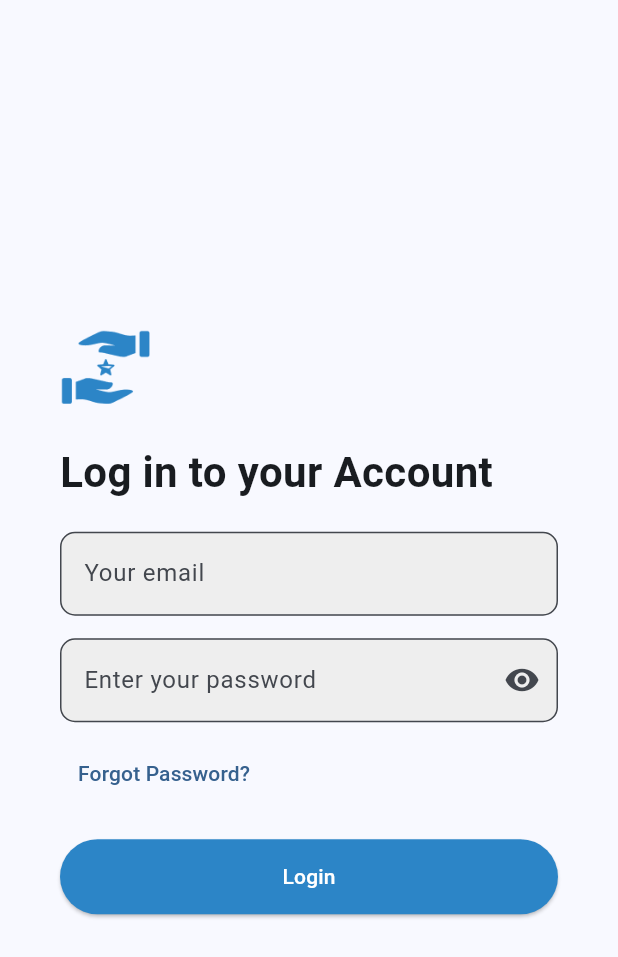
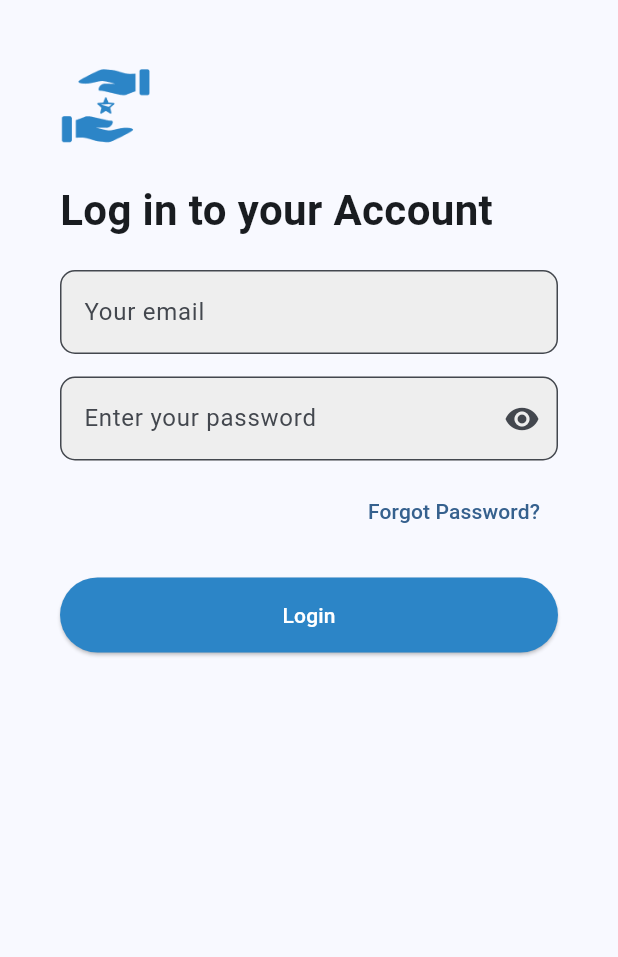
Before and after one commit to Masoom08/Dashboard, a Flutter app: the screen it shows after launch, on a phone screen of 412 x 824 dp. Shown: the top 957 px of the screen. Run offline on Flutter 3.47's test engine with Material 3 defaults, Android fonts, the phone set to English and light mode, and no system bars; our stand-ins replace cloud_firestore, firebase_core, fl_chart; accounts and stored records are empty.

Commit message:
version 1.3

```diff
--- a/lib/main.dart
+++ b/lib/main.dart
@@ -1,4 +1,5 @@
 import 'package:dashboard/viewmodels/doctor_viewmodel.dart';
+import 'package:dashboard/viewmodels/user_viewmodel.dart';
 import 'package:dashboard/views/auth/login.dart';
 import 'package:flutter/material.dart';
 import 'package:provider/provider.dart';
@@ -23,6 +24,7 @@ void main() async {
     MultiProvider(
       providers: [
         ChangeNotifierProvider(create: (_) => DoctorViewModel()),
+        ChangeNotifierProvider(create: (_) => UserViewModel()),
       ],
       child: const MyApp(),
     ),
--- a/lib/views/auth/login.dart
+++ b/lib/views/auth/login.dart
@@ -1,16 +1,28 @@
 import 'package:dashboard/theme/colors.dart';
 import 'package:dashboard/views/auth/reset_password_email.dart';
 import 'package:flutter/material.dart';
+import 'package:provider/provider.dart';
 
+import '../../viewmodels/user_viewmodel.dart';
 import '../dashboard/Home/dashboard.dart';
 
-
-
-class LoginScreen extends StatelessWidget {
+class LoginScreen extends StatefulWidget {
   const LoginScreen({super.key});
 
   @override
+  State<LoginScreen> createState() => _LoginScreenState();
+}
+
+class _LoginScreenState extends State<LoginScreen> {
+  final TextEditingController emailController = TextEditingController();
+  final TextEditingController passwordController = TextEditingController();
+  bool _isPasswordVisible = false;
+
+  final _formKey = GlobalKey<FormState>();
+
+  @override
   Widget build(BuildContext context) {
+    final loginVM = Provider.of<UserViewModel>(context);
     double screenWidth = MediaQuery.of(context).size.width;
     double screenHeight = MediaQuery.of(context).size.height;
 
@@ -22,19 +34,26 @@ class LoginScreen extends StatelessWidget {
               Expanded(
                 child: Padding(
                   padding: const EdgeInsets.all(40.0),
+                  child: SingleChildScrollView(
                     child: Column(
                       mainAxisAlignment: MainAxisAlignment.center,
                       crossAxisAlignment: CrossAxisAlignment.start,
                       children: [
-                      //const Icon(Icons.handshake, size: 40, color: AppColors.primaryBlue),
-                      Image.asset('assets/health.png',width: 60, height: 60,),
+                        Image.asset('assets/health.png', width: 60, height: 60),
                         const SizedBox(height: 20),
                         const Text(
                           'Log in to your Account',
                           style: TextStyle(fontSize: 28, fontWeight: FontWeight.bold),
                         ),
                         const SizedBox(height: 20),
-                      TextField(
+                        Form(
+                          key: _formKey,
+                          child: Column(
+                            children: [
+                              TextFormField(
+                                controller: emailController,
+                                validator: (val) =>
+                                val == null || val.isEmpty ? 'Enter email' : null,
                                 decoration: InputDecoration(
                                   labelText: 'Your email',
                                   border: OutlineInputBorder(borderRadius: BorderRadius.circular(10)),
@@ -43,48 +62,87 @@ class LoginScreen extends StatelessWidget {
                                 ),
                               ),
                               const SizedBox(height: 15),
-                      TextField(
-                        obscureText: true,
+                              TextFormField(
+                                controller: passwordController,
+                                obscureText:  !_isPasswordVisible,
+                                validator: (val) =>
+                                val == null || val.isEmpty ? 'Enter password' : null,
                                 decoration: InputDecoration(
                                   labelText: 'Enter your password',
                                   border: OutlineInputBorder(borderRadius: BorderRadius.circular(10)),
                                   fillColor: Colors.grey[200],
                                   filled: true,
-                          suffixIcon: Icon(Icons.visibility),
+                                  suffixIcon: IconButton(
+                                    icon: Icon(
+                                      _isPasswordVisible ? Icons.visibility_off : Icons.visibility,
+                                    ),
+                                    onPressed: () {
+                                      setState(() {
+                                        _isPasswordVisible = !_isPasswordVisible;
+                                      });
+                                    },
+                                  ),
                                 ),
                               ),
                               const SizedBox(height: 10),
-                      TextButton(
+                              Align(
+                                alignment: Alignment.centerRight,
+                                child: TextButton(
                                   onPressed: () {
                                     Navigator.push(
                                       context,
-                            MaterialPageRoute(builder: (context) => const ResetPasswordEmail()),
+                                      MaterialPageRoute(
+                                          builder: (context) => const ResetPasswordEmail()),
                                     );
                                   },
                                   child: const Text('Forgot Password?'),
+                                ),
+                              ),
+                              if (loginVM.errorMessage != null)
+                                Text(
+                                  loginVM.errorMessage!,
+                                  style: const TextStyle(color: Colors.red),
                                 ),
                               const SizedBox(height: 20),
                               SizedBox(
                                 width: double.infinity,
                                 height: 50,
                                 child: ElevatedButton(
-                          onPressed: () {
-                            Navigator.push(
+                                  onPressed: loginVM.isLoading
+                                      ? null
+                                      : () async {
+                                    if (_formKey.currentState!.validate()) {
+                                      bool success = await loginVM.login(
+                                        emailController.text.trim(),
+                                        passwordController.text.trim(),
+                                      );
+                                      if (success && context.mounted) {
+                                        Navigator.pushReplacement(
                                           context,
-                              MaterialPageRoute(builder: (context) => const DashboardScreen()),
+                                          MaterialPageRoute(
+                                              builder: (_) => const DashboardScreen()),
                                         );
+                                      }
+                                    }
                                   },
                                   style: ElevatedButton.styleFrom(
                                     backgroundColor: AppColors.primaryBlue,
                                   ),
-                          child: const Text('Login', style: TextStyle(color: Colors.white)),
+                                  child: loginVM.isLoading
+                                      ? const CircularProgressIndicator(color: Colors.white)
+                                      : const Text('Login',
+                                      style: TextStyle(color: Colors.white)),
+                                ),
+                              ),
+                            ],
                           ),
                         ),
                       ],
                     ),
                   ),
                 ),
-              if (screenWidth > 800) // Show images only on large screens
+              ),
+              if (screenWidth > 800)
                 Expanded(
                   child: Padding(
                     padding: const EdgeInsets.only(right: 40),
@@ -98,8 +156,8 @@ class LoginScreen extends StatelessWidget {
                             borderRadius: BorderRadius.circular(25),
                             child: Image.asset(
                               'assets/img_1.png',
-                              width: screenWidth * 0.35, // 35% of screen width
-                              height: screenHeight * 0.5, // 50% of screen height
+                              width: screenWidth * 0.35,
+                              height: screenHeight * 0.5,
                               fit: BoxFit.cover,
                             ),
                           ),
@@ -111,8 +169,8 @@ class LoginScreen extends StatelessWidget {
                             borderRadius: BorderRadius.circular(20),
                             child: Image.asset(
                               'assets/img_2.png',
-                              width: screenWidth * 0.15, // 15% of screen width
-                              height: screenHeight * 0.15, // 15% of screen height
+                              width: screenWidth * 0.15,
+                              height: screenHeight * 0.15,
                               fit: BoxFit.cover,
                             ),
                           ),
--- a/lib/views/dashboard/Home/consultant.dart
+++ b/lib/views/dashboard/Home/consultant.dart
@@ -116,7 +116,7 @@ class ConsultantRequests extends StatelessWidget {
                               onPressed: () {
                                 showDialog(
                                   context: context,
-                                  builder: (context) => DoctorVerificationDialog(),
+                                  builder: (context) => DoctorVerificationDialog(doctor: doctor),
                                 );
                               },
                               style: ElevatedButton.styleFrom(
--- a/lib/views/dashboard/doctor/DoctorCard.dart
+++ b/lib/views/dashboard/doctor/DoctorCard.dart
@@ -32,7 +32,7 @@ class DoctorCard extends StatelessWidget {
             showDialog(
               context: context,
               builder: (BuildContext context) {
-                return DoctorVerificationDialog();
+                return DoctorVerificationDialog(doctor: doctor);
               },
             );
           },
--- a/pubspec.yaml
+++ b/pubspec.yaml
@@ -34,7 +34,9 @@ dependencies:
   #google_fonts: ^6.1.0
   http: ^0.13.6
   image_picker: ^1.0.4
-
+  provider: ^6.0.0
+  cloud_firestore: ^4.9.0
+  firebase_core: ^2.20.0
 
   # The following adds the Cupertino Icons font to your application.
   # Use with the CupertinoIcons class for iOS style icons.
```
Also changed, not shown: lib/models/user.dart (+11 -50 lines), lib/repository/user_repository.dart (+25 -36 lines), lib/viewmodels/user_viewmodel.dart (+27 -38 lines), lib/views/dashboard/doctor/DoctorVerificationDialog.dart (+14 -9 lines), pubspec.lock. Lines whose indentation alone changed are shown as unchanged.
